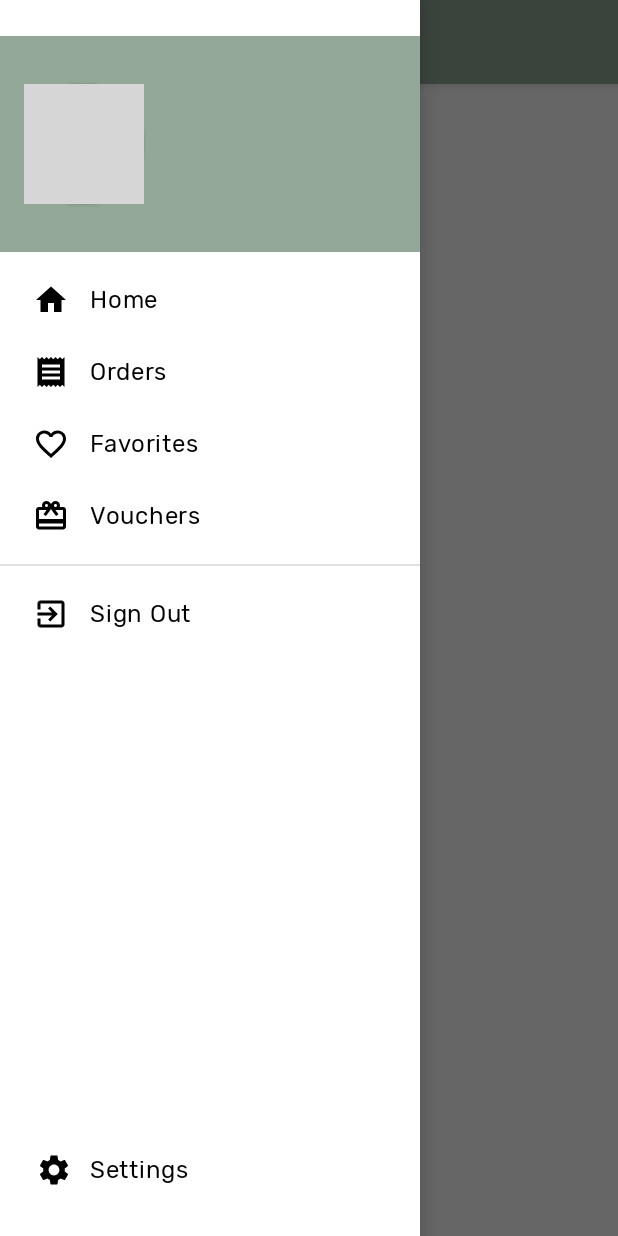
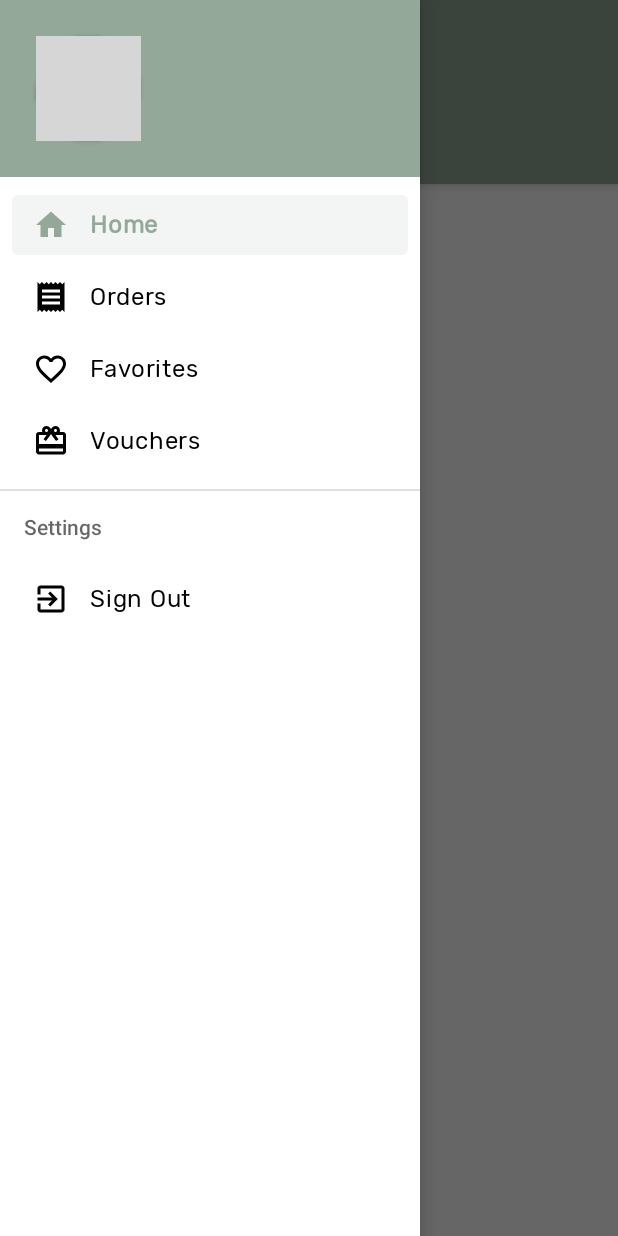
Before and after one commit to Vinays97/FootprintFoods, an Android app: the screen it shows after launch once a user with an empty profile is signed in (HomeActivity), with the side drawer open, on a phone screen of 412 x 824 dp. Run offline under Robolectric (Android 15) with nearby library versions, the phone set to English and light mode, and no system bars; our stand-ins replace Firebase (no records; nobody signed in at launch, a user with empty details on screens opened directly); grey boxes are pictures that could not be loaded.

Commit message:
Toolbar Styling and Efficiency Changes

```diff
--- a/app/src/main/java/com/example/footprintfoods/HomeActivity.kt
+++ b/app/src/main/java/com/example/footprintfoods/HomeActivity.kt
@@ -6,7 +6,6 @@ import android.os.Bundle
 import android.view.MenuItem
 import android.widget.ImageView
 import android.widget.TextView
-import android.widget.Toast
 import androidx.appcompat.app.ActionBarDrawerToggle
 import androidx.drawerlayout.widget.DrawerLayout
 import androidx.appcompat.widget.Toolbar
@@ -25,7 +24,6 @@ class HomeActivity : AppCompatActivity() {
     lateinit var orderFragment: OrderFragment
     lateinit var favoritesFragment: FavoritesFragment
     lateinit var voucherFragment: VoucherFragment
-    lateinit var settingsFragment: SettingsFragment
 
     override fun onCreate(savedInstanceState: Bundle?) {
         super.onCreate(savedInstanceState)
@@ -35,6 +33,7 @@ class HomeActivity : AppCompatActivity() {
         val drawerLayout = findViewById<DrawerLayout>(R.id.drawerLayout)
         val navView = findViewById<NavigationView>(R.id.navView)
         val headerView = navView.getHeaderView(0)
+        val welcomeText = findViewById<TextView>(R.id.welcomeNameText)
         setSupportActionBar(toolBar)
         val toggle = ActionBarDrawerToggle(this, drawerLayout, toolBar, R.string.open, R.string.close)
         toggle.isDrawerIndicatorEnabled = true
@@ -93,7 +92,9 @@ class HomeActivity : AppCompatActivity() {
 
         val userImage = headerView.findViewById<ImageView>(R.id.userImage)
         val userName = headerView.findViewById<TextView>(R.id.userName)
+        val firstName = currentUser?.displayName?.split(" ")?.getOrNull(0)
         userName.text = currentUser?.displayName
+        welcomeText.text = ("Hey, $firstName")
         Glide.with(this).load(currentUser?.photoUrl).into(userImage)
 
     }
--- a/app/src/main/res/layout/activity_home.xml
+++ b/app/src/main/res/layout/activity_home.xml
@@ -6,13 +6,94 @@
     android:fitsSystemWindows="true"
     android:layout_width="match_parent"
     android:layout_height="match_parent"
-    tools:context=".HomeActivity">
+    tools:context=".HomeActivity"
+    tools:openDrawer="start">
 
-    <include
+    <androidx.coordinatorlayout.widget.CoordinatorLayout
+        android:layout_width="match_parent"
         android:layout_height="match_parent"
-        android:layout_width="match_parent"
-        layout="@layout/nav_toolbar"
-        />
+        android:fitsSystemWindows="true">
+
+        <com.google.android.material.appbar.AppBarLayout
+            android:layout_width="match_parent"
+            android:layout_height="wrap_content"
+            style="@style/Widget.MaterialComponents.AppBarLayout.PrimarySurface"
+            android:fitsSystemWindows="true"
+            >
+
+            <com.google.android.material.appbar.CollapsingToolbarLayout
+                android:layout_width="match_parent"
+                android:layout_height="match_parent"
+                app:expandedTitleMarginStart="72dp"
+                app:expandedTitleMarginBottom="28dp"
+                app:expandedTitleTextAppearance="@style/TextAppearance.App.CollapsingToolbar.Expanded"
+                app:collapsedTitleTextAppearance="@style/TextAppearance.App.CollapsingToolbar.Collapsed"
+                android:fitsSystemWindows="true"
+                android:background="@color/colorPrimary">
+
+                <LinearLayout
+                    android:layout_width="match_parent"
+                    android:layout_height="wrap_content"
+                    android:layout_marginStart="16dp"
+                    android:layout_marginEnd="24dp"
+                    android:layout_marginBottom="16dp"
+                    android:layout_marginTop="60dp"
+                    android:orientation="vertical"
+                    android:layout_gravity="bottom">
+
+                    <TextView
+                        android:id="@+id/welcomeNameText"
+                        android:layout_width="match_parent"
+                        android:layout_height="wrap_content"
+                        android:textColor="@color/black"
+                        android:textAppearance="@style/TextAppearance.FootprintFoods.Headline5"
+                        android:textStyle="bold"
+                        />
+                    <TextView
+                        android:id="@+id/welcomeMessageText"
+                        android:layout_width="match_parent"
+                        android:layout_height="wrap_content"
+                        android:layout_marginStart="1dp"
+                        android:text="@string/hungry"
+                        android:textColor="@color/black"
+                        android:textAppearance="@style/TextAppearance.FootprintFoods.Body2"
+                        />
+
+                </LinearLayout>
+
+                <com.google.android.material.appbar.MaterialToolbar
+                    android:id="@+id/toolBar"
+                    android:layout_width="match_parent"
+                    android:layout_height="?attr/actionBarSize"
+                    app:title=" "
+                    style="@style/Widget.MaterialComponents.Toolbar.PrimarySurface"
+                    android:background="@android:color/transparent"
+                    android:elevation="0dp"
+                    app:layout_collapseMode="pin"
+                    />
+
+            </com.google.android.material.appbar.CollapsingToolbarLayout>
+
+        </com.google.android.material.appbar.AppBarLayout>
+
+        <FrameLayout
+            android:layout_width="match_parent"
+            android:layout_height="match_parent"
+            android:id="@+id/frameLayout"
+            >
+
+            <androidx.core.widget.NestedScrollView
+                android:layout_width="match_parent"
+                android:layout_height="match_parent"
+                app:layout_behavior="@string/appbar_scrolling_view_behavior">
+
+                <!-- Scrollable content -->
+
+            </androidx.core.widget.NestedScrollView>
+
+        </FrameLayout>
+
+    </androidx.coordinatorlayout.widget.CoordinatorLayout>
 
     <com.google.android.material.navigation.NavigationView
         android:id="@+id/navView"
@@ -21,37 +102,7 @@
         app:headerLayout="@layout/nav_header"
         app:menu="@menu/nav_drawer_menu"
         android:layout_gravity="start"
-        android:fitsSystemWindows="true"
         app:itemTextAppearance="@style/TextAppearance.FootprintFoods.Body1"
-        >
-
-        <LinearLayout
-            android:layout_width="match_parent"
-            android:layout_height="wrap_content"
-            android:layout_gravity="bottom"
-            android:orientation="vertical"
-            android:paddingStart="16dp"
-            android:paddingEnd="16dp"
-            android:paddingBottom="32dp"
-            >
-
-            <TextView
-                android:id="@+id/settingsText"
-                android:layout_width="match_parent"
-                android:layout_height="wrap_content"
-                android:text="@string/settings"
-                android:gravity="center_vertical"
-                android:textColor="@color/black"
-                android:drawablePadding="12dp"
-                android:paddingStart="8dp"
-                android:paddingEnd="8dp"
-                app:drawableTint="@color/black"
-                app:drawableLeftCompat="@drawable/ic_settings"
-                android:textAppearance="@style/TextAppearance.FootprintFoods.Body1"
-                />
-
-        </LinearLayout>
-
-    </com.google.android.material.navigation.NavigationView>
+        />
 
 </androidx.drawerlayout.widget.DrawerLayout>
--- a/app/src/main/res/layout/nav_header.xml
+++ b/app/src/main/res/layout/nav_header.xml
@@ -1,31 +1,23 @@
 <?xml version="1.0" encoding="utf-8"?>
-<androidx.constraintlayout.widget.ConstraintLayout
+<LinearLayout
     xmlns:android="http://schemas.android.com/apk/res/android"
     xmlns:app="http://schemas.android.com/apk/res-auto"
-    android:layout_width="match_parent"
-    android:layout_height="wrap_content"
-    android:background="@color/colorPrimary"
-    android:layout_marginTop="24dp"
-    >
-
-    <LinearLayout
     android:layout_width="match_parent"
     android:layout_height="match_parent"
     android:orientation="horizontal"
     android:gravity="center_vertical"
-        android:paddingStart="16dp"
-        android:paddingEnd="16dp"
-        android:paddingTop="24dp"
-        android:paddingBottom="24dp"
+    android:background="@color/colorPrimary"
+    android:fitsSystemWindows="true"
     >
 
     <androidx.cardview.widget.CardView
         android:id="@+id/cardView"
-            android:layout_width="80dp"
-            android:layout_height="80dp"
+        android:layout_width="70dp"
+        android:layout_height="70dp"
         app:cardCornerRadius="50dp"
-            android:layout_marginTop="8dp"
-            android:layout_marginBottom="8dp"
+        android:layout_marginTop="24dp"
+        android:layout_marginBottom="24dp"
+        android:layout_marginStart="24dp"
         >
 
         <ImageView
@@ -43,11 +35,10 @@
         android:id="@+id/userName"
         android:textAppearance="@style/TextAppearance.FootprintFoods.Headline5"
         android:textColor="@color/textColorSecondary"
-            android:paddingStart="16dp"
-            android:paddingEnd="16dp"
+        android:layout_marginTop="24dp"
+        android:layout_marginBottom="24dp"
+        android:layout_marginStart="24dp"
+        android:layout_marginEnd="24dp"
         />
 
 </LinearLayout>
-
-
-</androidx.constraintlayout.widget.ConstraintLayout>
--- a/app/src/main/res/menu/nav_drawer_menu.xml
+++ b/app/src/main/res/menu/nav_drawer_menu.xml
@@ -2,11 +2,14 @@
 <menu
     xmlns:android="http://schemas.android.com/apk/res/android">
 
-    <group android:id="@+id/menuGrp1">
+    <group android:id="@+id/menuGrp1"
+        android:checkableBehavior="single">
         <item
             android:id="@+id/mItem1"
             android:icon="@drawable/ic_home"
-            android:title="@string/home" />
+            android:title="@string/home"
+            android:checked="true"
+            />
 
         <item
             android:id="@+id/mItem2"
@@ -24,12 +27,13 @@
             android:title="@string/vouchers" />
     </group>
 
-    <group android:id="@+id/menuGrp2">
-
-        <item
-            android:id="@+id/nav_logout"
-            android:icon="@drawable/ic_sign_out"
-            android:title="@string/sign_out" />
-    </group>
+    <item android:title="@string/settings">
+        <menu>
+            <item
+                android:id="@+id/nav_logout"
+                android:icon="@drawable/ic_sign_out"
+                android:title="@string/sign_out" />
+        </menu>
+    </item>
 
 </menu>
--- a/app/src/main/res/values/strings.xml
+++ b/app/src/main/res/values/strings.xml
@@ -14,4 +14,5 @@
     <string name="home">Home</string>
     <!-- TODO: Remove or change this placeholder text -->
     <string name="hello_blank_fragment">Hello blank fragment</string>
+    <string name="hungry">Hungry?</string>
 </resources>
--- a/app/src/main/res/values/themes.xml
+++ b/app/src/main/res/values/themes.xml
@@ -8,8 +8,9 @@
         <item name="android:windowLightStatusBar" tools:targetApi="l">false</item>
         <item name="android:textColorPrimary">@color/textColorPrimary</item>
         <item name="android:navigationBarColor">@color/white</item>
-        <item name="android:statusBarColor">@color/statusBar</item>
+        <item name="android:statusBarColor">@color/colorPrimary</item>
         <item name="windowNoTitle">true</item>
+        <item name="android:windowTranslucentStatus">true</item>
     </style>
 
     <style name="splashScreenTheme" parent="Theme.MaterialComponents.Light.NoActionBar">
@@ -25,9 +26,15 @@
         <item name="android:windowLightStatusBar" tools:targetApi="l">true</item>
     </style>
 
-    <style name="Theme.appBarOverlay" parent="ThemeOverlay.AppCompat.ActionBar"/>
+    <!-- Toolbar Styling -->
 
-    <style name="Theme.popupOverlay" parent="ThemeOverlay.AppCompat.Light"/>
+    <style name="TextAppearance.App.CollapsingToolbar.Expanded" parent="TextAppearance.MaterialComponents.Headline5">
+        <item name="android:textColor">?attr/colorOnPrimary</item>
+    </style>
+
+    <style name="TextAppearance.App.CollapsingToolbar.Collapsed" parent="TextAppearance.MaterialComponents.Headline6">
+        <item name="android:textColor">?attr/colorOnPrimary</item>
+    </style>
 
     <!-- Text Appearance -->
 
```
Also changed, not shown: app/src/main/java/com/example/footprintfoods/SettingsFragment.kt (deleted, +0 -59 lines), app/src/main/res/layout/fragment_settings.xml (deleted, +0 -29 lines), app/src/main/res/layout/nav_toolbar.xml (deleted, +0 -32 lines). Lines whose indentation alone changed are shown as unchanged.
